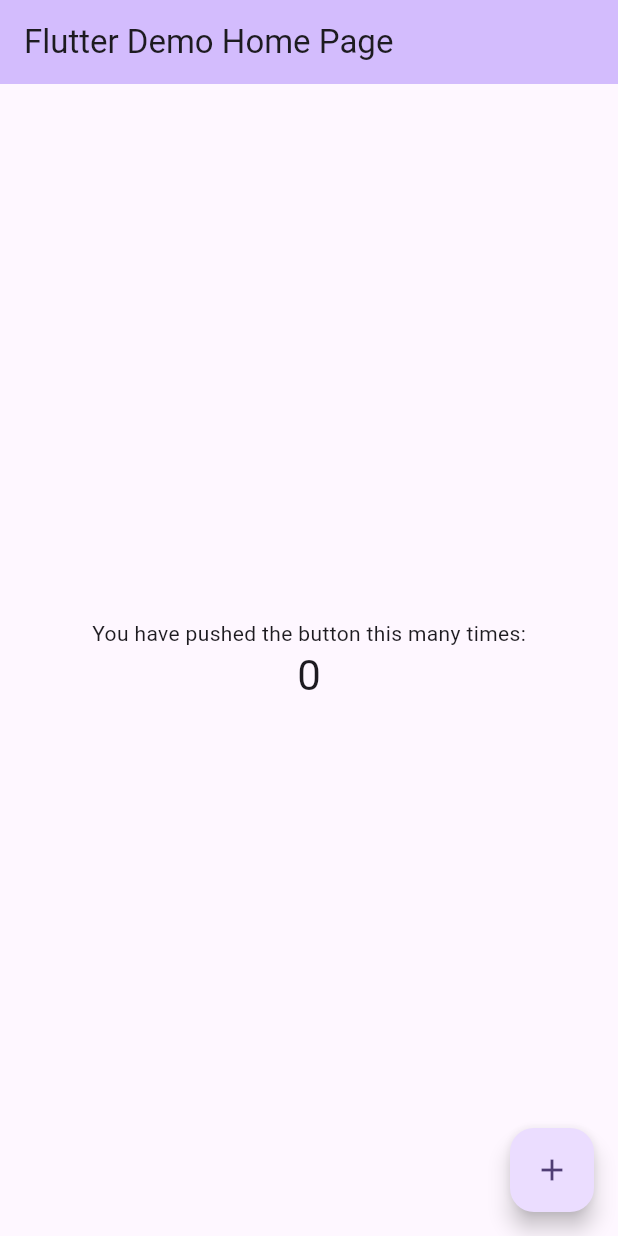
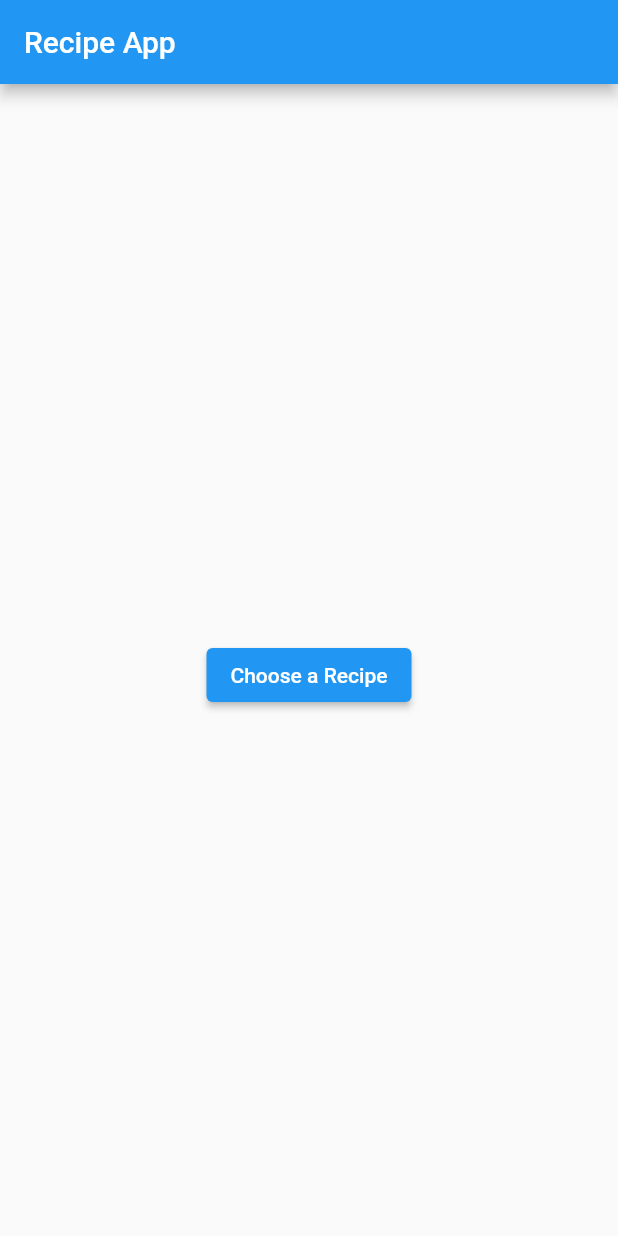
Before and after one commit to FlutterFriends/dinner_dice, a Flutter app: the screen it shows after launch, on a phone screen of 412 x 824 dp. Run offline on Flutter 3.47's test engine with Material 2 defaults, Android fonts, the phone set to English and light mode, and no system bars.

Commit message:
initial  app

```diff
--- a/lib/main.dart
+++ b/lib/main.dart
@@ -1,125 +1,72 @@
+import 'dart:math';
+
 import 'package:flutter/material.dart';
 
 void main() {
-  runApp(const MyApp());
+  runApp(RecipeApp());
 }
 
-class MyApp extends StatelessWidget {
-  const MyApp({super.key});
-
-  // This widget is the root of your application.
+class RecipeApp extends StatelessWidget {
   @override
   Widget build(BuildContext context) {
     return MaterialApp(
-      title: 'Flutter Demo',
+      title: 'Recipe App',
       theme: ThemeData(
-        // This is the theme of your application.
-        //
-        // TRY THIS: Try running your application with "flutter run". You'll see
-        // the application has a blue toolbar. Then, without quitting the app,
-        // try changing the seedColor in the colorScheme below to Colors.green
-        // and then invoke "hot reload" (save your changes or press the "hot
-        // reload" button in a Flutter-supported IDE, or press "r" if you used
-        // the command line to start the app).
-        //
-        // Notice that the counter didn't reset back to zero; the application
-        // state is not lost during the reload. To reset the state, use hot
-        // restart instead.
-        //
-        // This works for code too, not just values: Most code changes can be
-        // tested with just a hot reload.
-        colorScheme: ColorScheme.fromSeed(seedColor: Colors.deepPurple),
-        useMaterial3: true,
+        primarySwatch: Colors.blue,
       ),
-      home: const MyHomePage(title: 'Flutter Demo Home Page'),
+      home: RecipeScreen(),
     );
   }
 }
 
-class MyHomePage extends StatefulWidget {
-  const MyHomePage({super.key, required this.title});
-
-  // This widget is the home page of your application. It is stateful, meaning
-  // that it has a State object (defined below) that contains fields that affect
-  // how it looks.
-
-  // This class is the configuration for the state. It holds the values (in this
-  // case the title) provided by the parent (in this case the App widget) and
-  // used by the build method of the State. Fields in a Widget subclass are
-  // always marked "final".
-
-  final String title;
-
+class RecipeScreen extends StatefulWidget {
   @override
-  State<MyHomePage> createState() => _MyHomePageState();
+  _RecipeScreenState createState() => _RecipeScreenState();
 }
 
-class _MyHomePageState extends State<MyHomePage> {
-  int _counter = 0;
+class _RecipeScreenState extends State<RecipeScreen> {
+  List<String> recipes = [
+    'Pasta',
+    'Pizza',
+    'Salad',
+    'Soup',
+    'Burger',
+    'Stir-fry',
+    'Sandwich',
+  ];
+  String selectedRecipe = '';
 
-  void _incrementCounter() {
+  void selectRandomRecipe() {
+    final random = Random();
+    final index = random.nextInt(recipes.length);
     setState(() {
-      // This call to setState tells the Flutter framework that something has
-      // changed in this State, which causes it to rerun the build method below
-      // so that the display can reflect the updated values. If we changed
-      // _counter without calling setState(), then the build method would not be
-      // called again, and so nothing would appear to happen.
-      _counter++;
+      selectedRecipe = recipes[index];
     });
   }
 
   @override
   Widget build(BuildContext context) {
-    // This method is rerun every time setState is called, for instance as done
-    // by the _incrementCounter method above.
-    //
-    // The Flutter framework has been optimized to make rerunning build methods
-    // fast, so that you can just rebuild anything that needs updating rather
-    // than having to individually change instances of widgets.
     return Scaffold(
       appBar: AppBar(
-        // TRY THIS: Try changing the color here to a specific color (to
-        // Colors.amber, perhaps?) and trigger a hot reload to see the AppBar
-        // change color while the other colors stay the same.
-        backgroundColor: Theme.of(context).colorScheme.inversePrimary,
-        // Here we take the value from the MyHomePage object that was created by
-        // the App.build method, and use it to set our appbar title.
-        title: Text(widget.title),
+        title: Text('Recipe App'),
       ),
       body: Center(
-        // Center is a layout widget. It takes a single child and positions it
-        // in the middle of the parent.
         child: Column(
-          // Column is also a layout widget. It takes a list of children and
-          // arranges them vertically. By default, it sizes itself to fit its
-          // children horizontally, and tries to be as tall as its parent.
-          //
-          // Column has various properties to control how it sizes itself and
-          // how it positions its children. Here we use mainAxisAlignment to
-          // center the children vertically; the main axis here is the vertical
-          // axis because Columns are vertical (the cross axis would be
-          // horizontal).
-          //
-          // TRY THIS: Invoke "debug painting" (choose the "Toggle Debug Paint"
-          // action in the IDE, or press "p" in the console), to see the
-          // wireframe for each widget.
           mainAxisAlignment: MainAxisAlignment.center,
           children: <Widget>[
-            const Text(
-              'You have pushed the button this many times:',
-            ),
-            Text(
-              '$_counter',
-              style: Theme.of(context).textTheme.headlineMedium,
+            if (selectedRecipe.isNotEmpty)
+              Text(
+                selectedRecipe,
+                style: TextStyle(fontSize: 24),
+              ),
+            SizedBox(height: 20),
+            ElevatedButton(
+              onPressed: selectRandomRecipe,
+              child: Text('Choose a Recipe'),
             ),
           ],
         ),
       ),
-      floatingActionButton: FloatingActionButton(
-        onPressed: _incrementCounter,
-        tooltip: 'Increment',
-        child: const Icon(Icons.add),
-      ), // This trailing comma makes auto-formatting nicer for build methods.
     );
   }
 }
```
